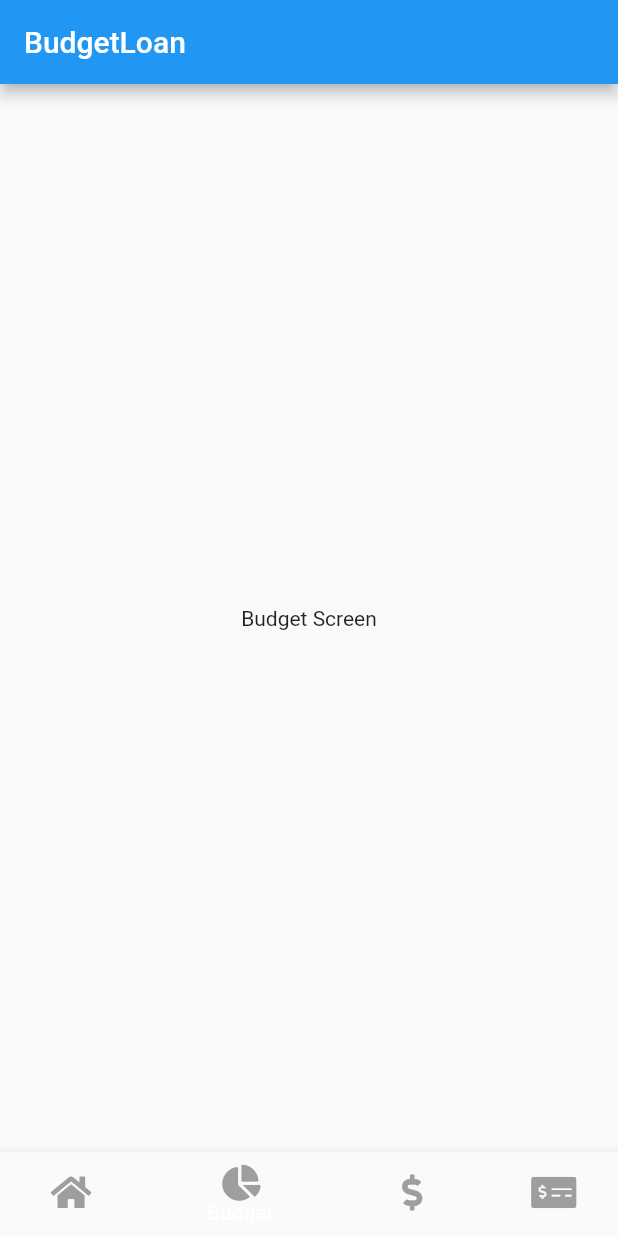
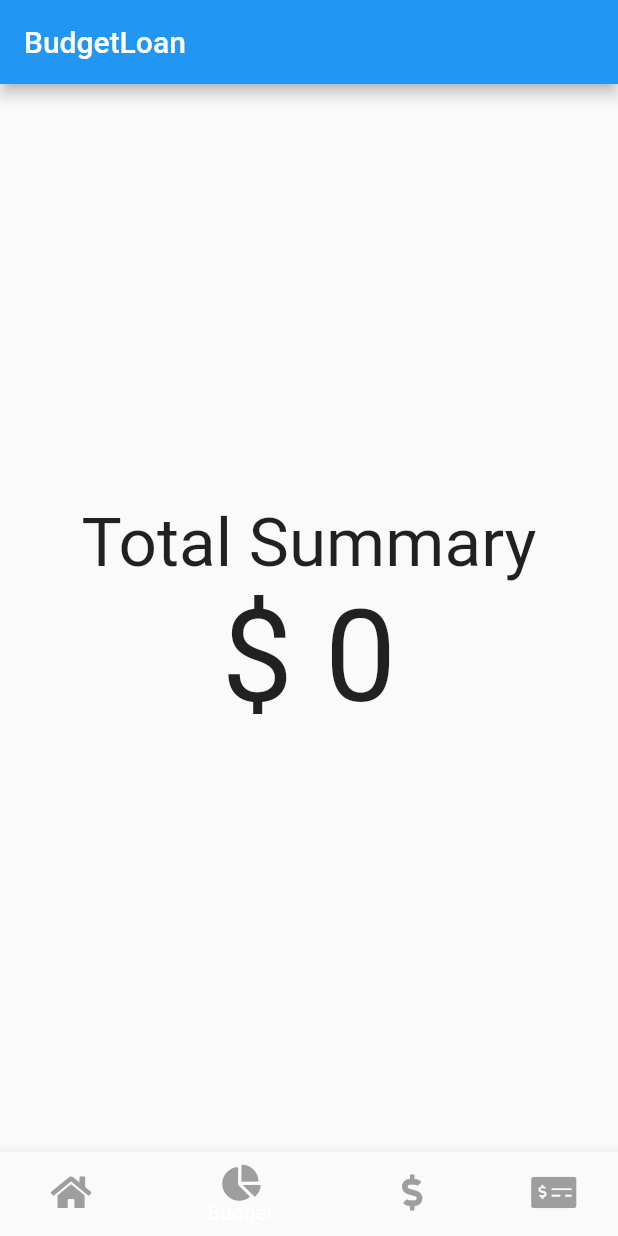
Before and after one commit to ItsOnlyCole/budgetLoan, a Flutter app: the screen it shows after launch, item 2 of the bottom bar chosen, on a phone screen of 412 x 824 dp. Run offline on Flutter 3.47's test engine with Material 2 defaults, Android fonts, the phone set to English and light mode, and no system bars; our stand-ins replace font_awesome_flutter, google_fonts.

Commit message:
Create Home Screen and Budget screen

```diff
--- /dev/null
+++ b/budgetLoanApp/lib/screens/BudgetWidget.dart
@@ -0,0 +1,34 @@
+import 'package:flutter/material.dart';
+import 'package:google_fonts/google_fonts.dart';
+import 'package:font_awesome_flutter/font_awesome_flutter.dart';
+
+class BudgetWidget extends StatefulWidget {
+  @override
+  _BudgetWidgetState createState() => _BudgetWidgetState();
+}
+
+class _BudgetWidgetState extends State<BudgetWidget> {
+  @override
+  Widget build(BuildContext context) {
+    return Center(
+        child: Column(
+            mainAxisAlignment: MainAxisAlignment.center,
+            crossAxisAlignment: CrossAxisAlignment.center,
+            children: <Widget>[
+              Text(
+                "Total Summary",
+                style: TextStyle(
+                  fontSize: 45.0,
+                ),
+              ),
+              Text(
+                "\$ 0",
+                style: TextStyle(
+                  fontSize: 85.0,
+                ),
+              ),
+            ],
+        ),
+    );
+  }
+}
--- a/budgetLoanApp/lib/screens/MainScreen.dart
+++ b/budgetLoanApp/lib/screens/MainScreen.dart
@@ -1,12 +1,8 @@
-/*
-   MainScreen.dart
-   The main screen for budgetLoanApp.
-   Last Modified 09/27/2020 by ItsOnlyCole
-*/
-
 import 'package:flutter/material.dart';
 import 'package:google_fonts/google_fonts.dart';
 import 'package:font_awesome_flutter/font_awesome_flutter.dart';
+import 'HomeWidget.dart';
+import 'BudgetWidget.dart';
 
 class MainScreen extends StatefulWidget {
   @override
@@ -15,13 +11,9 @@ class MainScreen extends StatefulWidget {
 
 class _MainScreenState extends State<MainScreen> {
   int _selectedIndex = 0;
-  static const List<Widget> _widgetOptions = <Widget>[
-    Text(
-        'Home Screen',
-    ),
-    Text(
-        'Budget Screen'
-    ),
+  List<Widget> _widgetOptions = <Widget>[
+    HomeWidget(),
+    BudgetWidget(),
     Text(
         'Transactions Screen'
     ),
```
Also changed, not shown: budgetLoanApp/lib/screens/HomeWidget.dart (added, +22 -0 lines).
